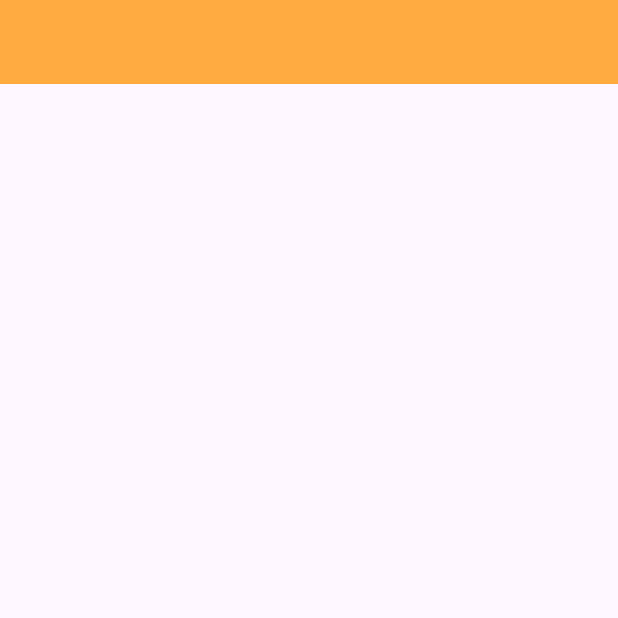
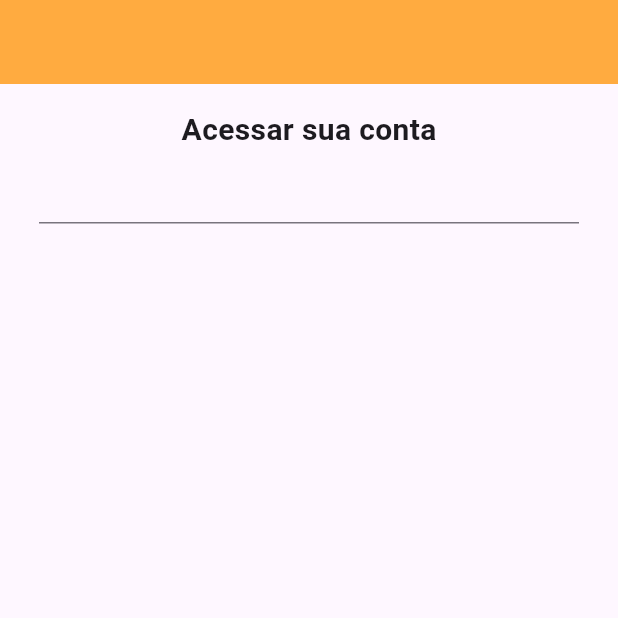
Before and after one commit to MichelecFernandes/flutter, a Flutter app: the screen it shows after launch, on a phone screen of 412 x 824 dp, the top half of it. Run offline on Flutter 3.47's test engine with Material 3 defaults, Android fonts, the phone set to English and light mode, and no system bars.

Commit message:
feat: adicao de header na tela

```diff
--- a/flutter_application_3/app_receitas/lib/views/login_view.dart
+++ b/flutter_application_3/app_receitas/lib/views/login_view.dart
@@ -10,11 +10,36 @@ class LoginView extends StatefulWidget {
 }
 
 class _LoginViewState extends State<LoginView> {
+
+  final _formKey = GlobalKey<FormState>();
   @override
   Widget build(BuildContext context) {
     return Scaffold(
       appBar: appBar(),
+      body: Center(
+        child: Padding(
+          padding: EdgeInsets.symmetric(
+            horizontal: 26,
+            vertical: 16
+          ),
+          child: Form(
+              key: _formKey,
+              child: Column(
+                children: [
+                  Text(
+                    'Acessar sua conta',              style: TextStyle(
+                    fontSize: 20,
+                    fontWeight: FontWeight.w600
+                  ),
+                  ),
+                  TextFormField(
 
+                  )
+                ],
+              ),
+          ),
+        ),
+      ),
     );
   }
 }
```
